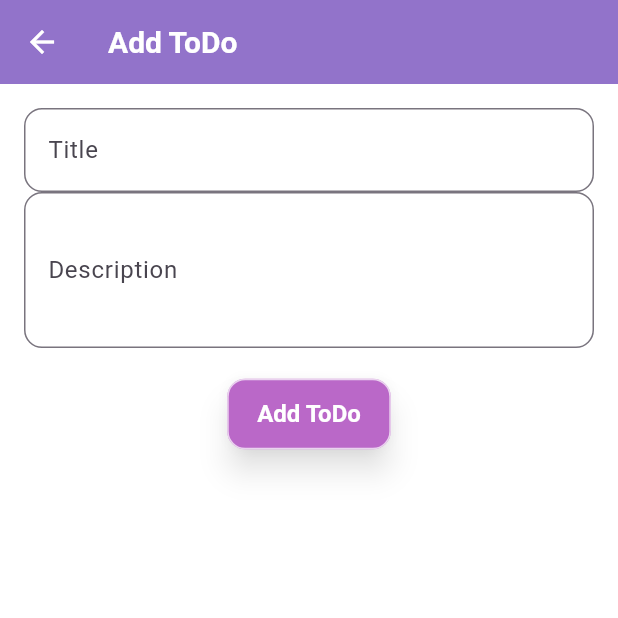
After one commit to minni-developer/My_TodoApp, a Flutter app: the AddTodoScreen screen opened directly, on a phone screen of 412 x 824 dp, the top half of it. The commit adds this screen. Run offline on Flutter 3.47's test engine with Material 3 defaults, Android fonts, the phone set to English and light mode, and no system bars.

Commit message:
ui completed

```diff
--- a/lib/home_screen.dart
+++ b/lib/home_screen.dart
@@ -346,7 +346,7 @@ Color priorityColor(Priority priority) {
                               children: [
                                 IconButton(
                                   icon: const Icon(Icons.edit),
-                                  color: Theme.of(context).primaryColor,
+                                  color: Colors.white,
                                   onPressed: () => showEditDialog(todo),
                                 ),
                                 IconButton(
--- /dev/null
+++ b/lib/models/todo.dart
@@ -0,0 +1,13 @@
+class Todo {
+  final String id;
+  final String title;
+  final String description;
+  bool isDone;
+
+  Todo({
+    required this.id,
+    required this.title,
+    required this.description,
+    this.isDone = false,
+  });
+}
--- /dev/null
+++ b/lib/screens/add_todo_screen.dart
@@ -0,0 +1,69 @@
+import 'package:flutter/material.dart';
+import 'package:uuid/uuid.dart';
+import '../models/todo.dart';
+
+class AddTodoScreen extends StatefulWidget {
+  const AddTodoScreen({super.key});
+
+  @override
+  State<AddTodoScreen> createState() => _AddTodoScreenState();
+}
+
+class _AddTodoScreenState extends State<AddTodoScreen> {
+  final _formKey = GlobalKey<FormState>();
+  final _titleController = TextEditingController();
+  final _descriptionController = TextEditingController();
+
+  void _submit() {
+    if (_formKey.currentState!.validate()) {
+      final newTodo = Todo(
+        id: const Uuid().v4(),
+        title: _titleController.text,
+        description: _descriptionController.text,
+      );
+      Navigator.of(context).pop(newTodo);
+    }
+  }
+
+  @override
+  void dispose() {
+    _titleController.dispose();
+    _descriptionController.dispose();
+    super.dispose();
+  }
+
+  @override
+  Widget build(BuildContext context) {
+    return Scaffold(
+      appBar: AppBar(title: const Text('Add ToDo')),
+      body: Padding(
+        padding: const EdgeInsets.all(16),
+        child: Form(
+          key: _formKey,
+          child: Column(
+            children: [
+              TextFormField(
+                controller: _titleController,
+                decoration: const InputDecoration(labelText: 'Title'),
+                validator: (value) =>
+                    value == null || value.isEmpty ? 'Please enter a title' : null,
+              ),
+              TextFormField(
+                controller: _descriptionController,
+                decoration: const InputDecoration(labelText: 'Description'),
+                maxLines: 3,
+                validator: (value) =>
+                    value == null || value.isEmpty ? 'Please enter a description' : null,
+              ),
+              const SizedBox(height: 20),
+              ElevatedButton(
+                onPressed: _submit,
+                child: const Text('Add ToDo'),
+              ),
+            ],
+          ),
+        ),
+      ),
+    );
+  }
+}
--- /dev/null
+++ b/lib/utils/constants.dart
@@ -0,0 +1,4 @@
+import 'package:flutter/material.dart';
+
+const primaryColor = Colors.blue;
+const appTitle = 'ToDo App';
--- a/lib/widgets/todo_input.dart
+++ b/lib/widgets/todo_input.dart
@@ -29,7 +29,7 @@ class _TodoInputState extends State<TodoInput> {
             controller: _controller,
             decoration: const InputDecoration(
               labelText: 'Enter a new task',
-              prefixIcon: Icon(Icons.edit, color: Colors.deepPurple),
+              prefixIcon: Icon(Icons.edit, color: Colors.white),
             ),
             onSubmitted: (_) => _submitData(),
           ),
--- /dev/null
+++ b/lib/widgets/todo_item.dart
@@ -0,0 +1,36 @@
+import 'package:flutter/material.dart';
+import '../models/todo.dart';
+
+class TodoItem extends StatelessWidget {
+  final Todo todo;
+  final VoidCallback onToggleDone;
+  final VoidCallback onDelete;
+
+  const TodoItem({
+    super.key,
+    required this.todo,
+    required this.onToggleDone,
+    required this.onDelete,
+  });
+
+  @override
+  Widget build(BuildContext context) {
+    return ListTile(
+      title: Text(
+        todo.title,
+        style: TextStyle(
+          decoration: todo.isDone ? TextDecoration.lineThrough : null,
+        ),
+      ),
+      subtitle: Text(todo.description),
+      leading: Checkbox(
+        value: todo.isDone,
+        onChanged: (value) => onToggleDone(),
+      ),
+      trailing: IconButton(
+        icon: const Icon(Icons.delete, color: Colors.red),
+        onPressed: onDelete,
+      ),
+    );
+  }
+}
--- /dev/null
+++ b/lib/widgets/todo_list.dart
@@ -0,0 +1,37 @@
+import 'package:flutter/material.dart';
+import '../models/todo.dart';
+import 'todo_item.dart';
+
+class TodoList extends StatelessWidget {
+  final List<Todo> todos;
+  final Function(String) onToggleDone;
+  final Function(String) onDelete;
+
+  const TodoList({
+    super.key,
+    required this.todos,
+    required this.onToggleDone,
+    required this.onDelete,
+  });
+
+  @override
+  Widget build(BuildContext context) {
+    if (todos.isEmpty) {
+      return const Center(
+        child: Text('No ToDos yet! Add some.'),
+      );
+    }
+
+    return ListView.builder(
+      itemCount: todos.length,
+      itemBuilder: (context, index) {
+        final todo = todos[index];
+        return TodoItem(
+          todo: todo,
+          onToggleDone: () => onToggleDone(todo.id),
+          onDelete: () => onDelete(todo.id),
+        );
+      },
+    );
+  }
+}
```
Also changed, not shown: lib/screens/home_screen.dart (added, +65 -0 lines), pubspec.yaml (+4 -4 lines), assets/splash_logo.png (added), pubspec.lock, 21 other files.
